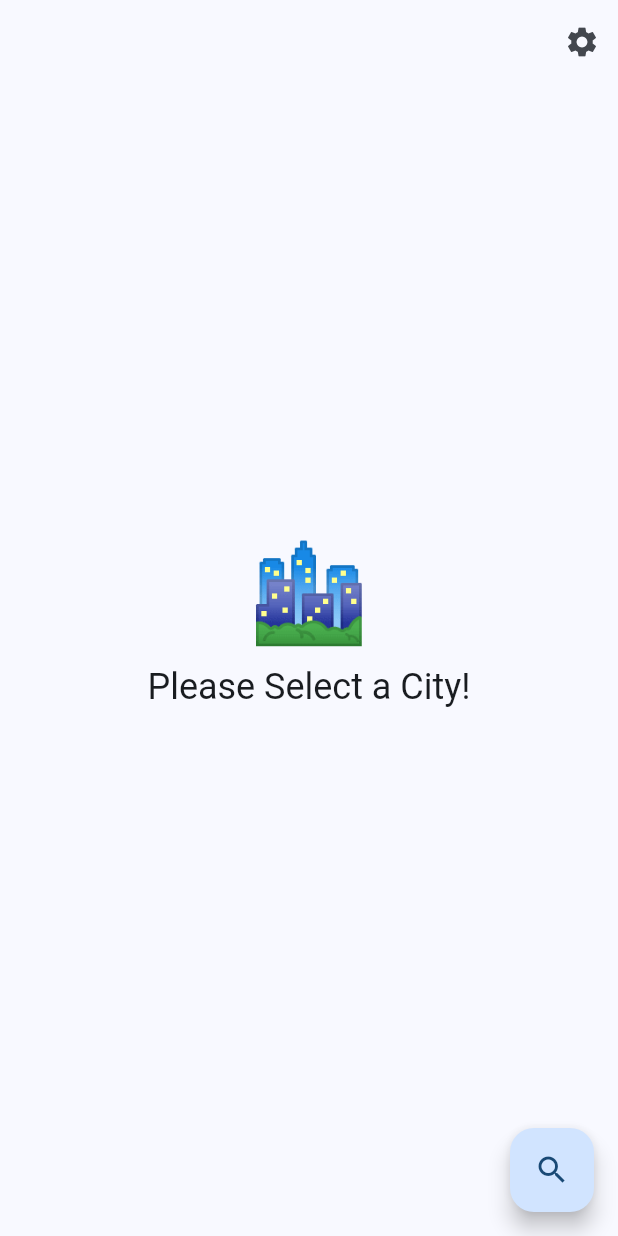
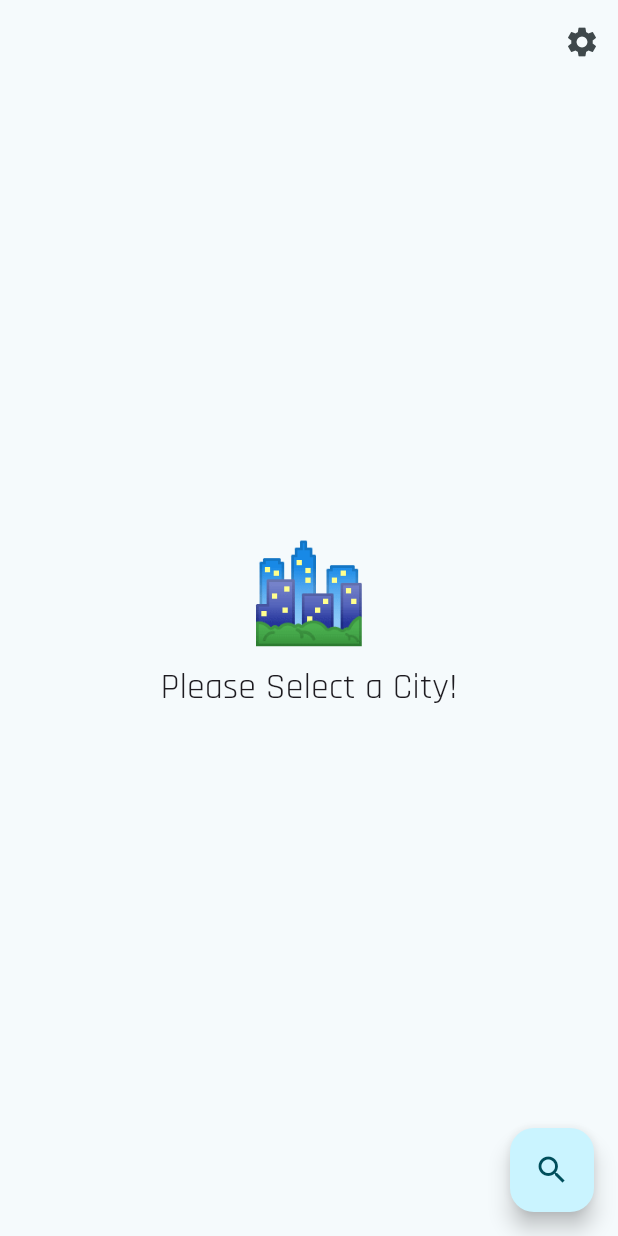
Before and after one commit to christina-bel/weather_app, a Flutter app: the screen it shows after launch, on a phone screen of 412 x 824 dp. Run offline on Flutter 3.47's test engine with Material 3 defaults, Android fonts, the phone set to English and light mode, and no system bars; our stand-ins replace dio, flutter_bloc, freezed_annotation, google_fonts, logger.

Commit message:
add theme cubit

```diff
--- a/lib/app.dart
+++ b/lib/app.dart
@@ -1,5 +1,7 @@
 import 'package:flutter/material.dart';
 import 'package:flutter_bloc/flutter_bloc.dart';
+import 'package:google_fonts/google_fonts.dart';
+import 'package:weather_app/domain/bloc/theme/theme_cubit.dart';
 import 'package:weather_app/domain/repositories/location_repository.dart';
 import 'package:weather_app/domain/repositories/weather_repository.dart';
 import 'package:weather_app/presentation/weather/weather_page.dart';
@@ -16,33 +18,38 @@ class WeatherApp extends StatelessWidget {
   final ILocationRepository _locationRepository;
 
   @override
-  Widget build(BuildContext context) {
-    return MultiRepositoryProvider(
+  Widget build(BuildContext context) => MultiRepositoryProvider(
         providers: [
           RepositoryProvider<IWeatherRepository>(
               create: (_) => _weatherRepository),
           RepositoryProvider<ILocationRepository>(
               create: (_) => _locationRepository),
         ],
+        child: BlocProvider(
+          create: (_) => ThemeCubit(),
           child: const WeatherAppView(),
+        ),
       );
-  }
 }
 
 class WeatherAppView extends StatelessWidget {
   const WeatherAppView({super.key});
 
   @override
-  Widget build(BuildContext context) {
-    return MaterialApp(
+  Widget build(BuildContext context) => BlocBuilder<ThemeCubit, Color>(
+        builder: (ctx, color) => MaterialApp(
           theme: ThemeData(
             appBarTheme: const AppBarTheme(
               backgroundColor: Colors.transparent,
               elevation: 0,
             ),
-        colorScheme: ColorScheme.fromSeed(seedColor: Colors.blue),
+            colorScheme: ColorScheme.fromSeed(
+              seedColor: color,
+              primaryContainer: color,
+            ),
+            textTheme: GoogleFonts.rajdhaniTextTheme(),
           ),
           home: const WeatherPage(),
+        ),
       );
 }
-}
--- a/lib/main.dart
+++ b/lib/main.dart
@@ -7,7 +7,7 @@ import 'package:weather_app/weather_bloc_observer.dart';
 
 void main() {
   WidgetsFlutterBinding.ensureInitialized();
-  Bloc.observer = const WeatherBlocObserver();
+  Bloc.observer = WeatherBlocObserver();
   runApp(
     WeatherApp(
       weatherRepository: WeatherRepositoryImpl(),
--- a/lib/presentation/weather/weather_page.dart
+++ b/lib/presentation/weather/weather_page.dart
@@ -1,6 +1,6 @@
 import 'package:flutter/material.dart';
 import 'package:flutter_bloc/flutter_bloc.dart';
-import 'package:weather_app/domain/bloc/weather_cubit.dart';
+import 'package:weather_app/domain/bloc/weather/weather_cubit.dart';
 import 'package:weather_app/domain/repositories/location_repository.dart';
 import 'package:weather_app/domain/repositories/weather_repository.dart';
 import 'package:weather_app/presentation/weather/widgets/weather_view.dart';
--- a/lib/presentation/weather/widgets/weather_background.dart
+++ b/lib/presentation/weather/widgets/weather_background.dart
@@ -15,9 +15,9 @@ class WeatherBackground extends StatelessWidget {
             stops: const [0.25, 0.75, 0.90, 1.0],
             colors: [
               color,
-              color.brighten(),
-              color.brighten(33),
-              color.brighten(50),
+              color.brighten(30),
+              color.brighten(55),
+              color.brighten(80),
             ],
           ),
         ),
--- a/pubspec.yaml
+++ b/pubspec.yaml
@@ -41,6 +41,7 @@ dependencies:
   logger: ^2.3.0
   flutter_bloc: ^8.1.5
   hydrated_bloc: ^9.1.5
+  google_fonts: ^6.2.1
 
 dev_dependencies:
   flutter_test:
```
Also changed, not shown: lib/domain/bloc/theme/theme_cubit.dart (added, +31 -0 lines), lib/presentation/weather/widgets/weather_view.dart (+5 -4 lines), lib/weather_bloc_observer.dart (+6 -7 lines), lib/domain/bloc/weather/weather_cubit.dart (renamed from lib/domain/bloc/weather_cubit.dart), lib/domain/bloc/weather/weather_cubit.freezed.dart (renamed from lib/domain/bloc/weather_cubit.freezed.dart), lib/domain/bloc/weather/weather_state.dart (renamed from lib/domain/bloc/weather_state.dart), pubspec.lock. Lines whose indentation alone changed are shown as unchanged.
